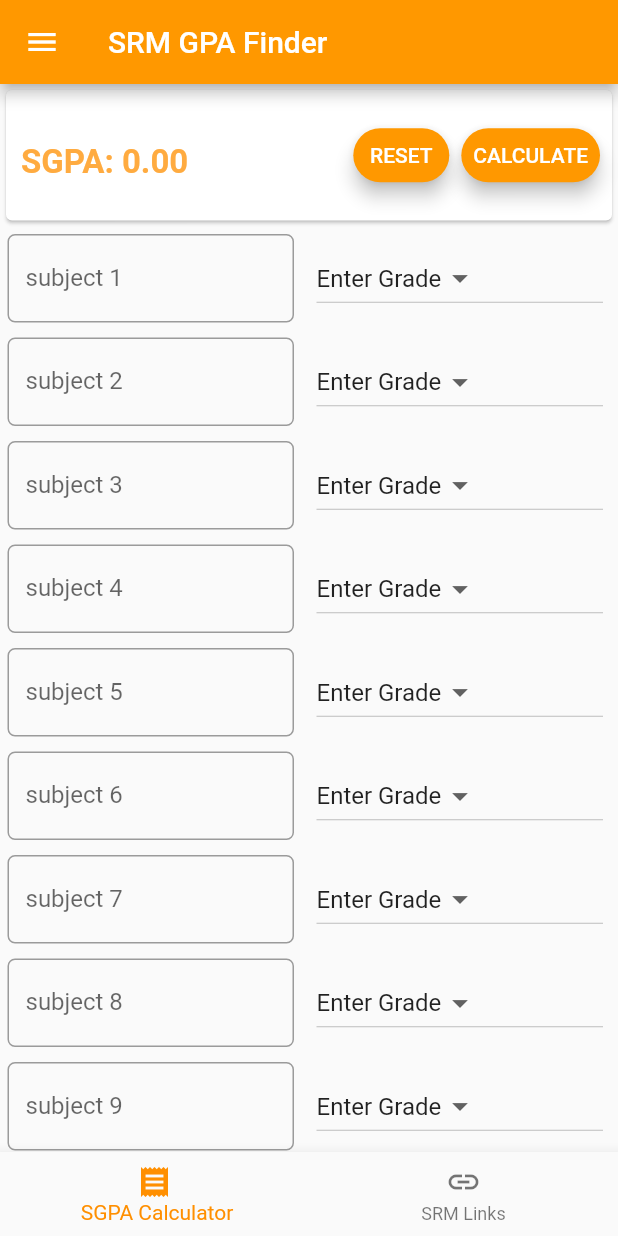
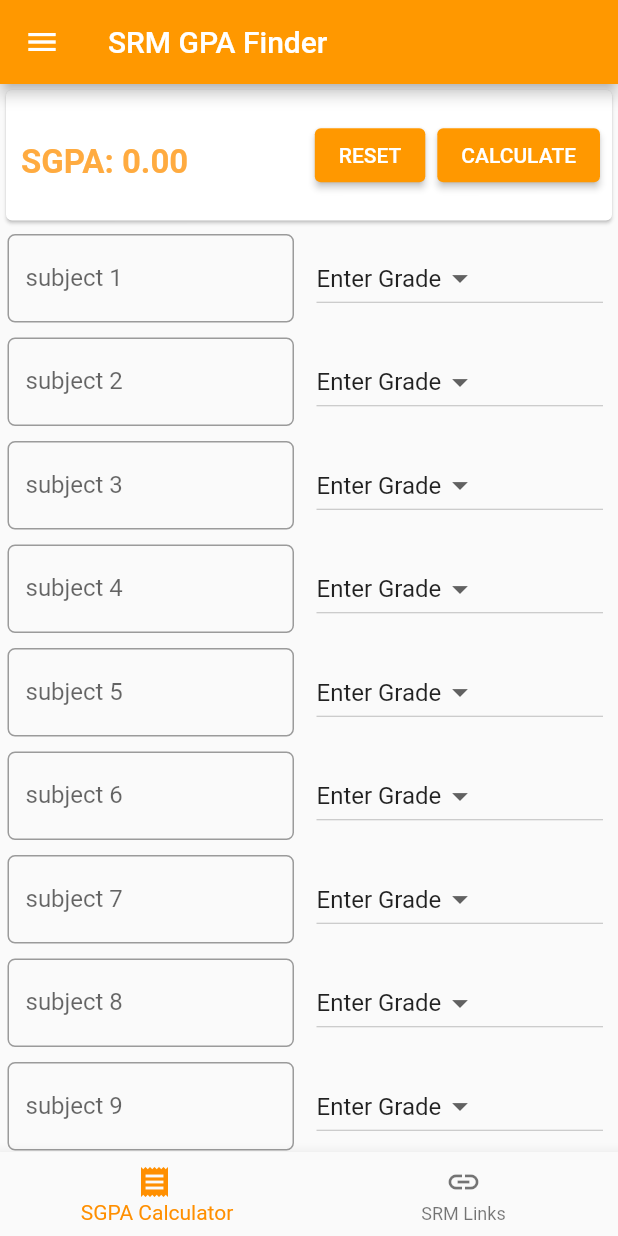
Before and after one commit to himanshusingh335/gpa_finder, a Flutter app: the screen it shows after launch, after a tap on "CALCULATE", on a phone screen of 412 x 824 dp. Run offline on Flutter 3.47's test engine with Material 2 defaults, Android fonts, the phone set to English and light mode, and no system bars.

Commit message:
🐛 fix depriciated code

```diff
--- a/lib/sgpa.dart
+++ b/lib/sgpa.dart
@@ -51,13 +51,11 @@
                 ),
                 child: ButtonBar(
                   children: <Widget>[
-                    RaisedButton(
-                        color: Colors.orange,
-                        textColor: Colors.white,
-                        shape: RoundedRectangleBorder(
-                          borderRadius: new BorderRadius.circular(18.0),
+                    ElevatedButton(
+                        style: ElevatedButton.styleFrom(
+                          primary: Colors.orange,
+                          onPrimary: Colors.white,
                         ),
-                        elevation: 5,
                         child: Text("RESET"),
                         onPressed: () {
                           setState(() {
@@ -65,13 +63,11 @@
                             FocusScope.of(context).requestFocus(FocusNode());
                           });
                         }),
-                    RaisedButton(
-                        color: Colors.orange,
-                        textColor: Colors.white,
-                        shape: RoundedRectangleBorder(
-                          borderRadius: new BorderRadius.circular(18.0),
+                    ElevatedButton(
+                        style: ElevatedButton.styleFrom(
+                          primary: Colors.orange,
+                          onPrimary: Colors.white,
                         ),
-                        elevation: 5,
                         child: Text("CALCULATE"),
                         onPressed: () {
                           setState(() {
@@ -190,9 +186,9 @@
   }
 
   String calculate() {
-    var gradeof = new List(11);
-    var creditof = new List(11);
-    var gpoint = new List(11);
+    List<String> gradeof = [];
+    var creditof = [];
+    var gpoint = [];
     gradeof[0] = sub1.gradeSelected;
     gradeof[1] = sub2.gradeSelected;
     gradeof[2] = sub3.gradeSelected;
--- a/lib/webView.dart
+++ b/lib/webView.dart
@@ -81,7 +81,6 @@
 
   @override
   Widget build(BuildContext context) {
-    // TODO: implement build
     return ListView(
       children: <Widget>[
         Card(
```
